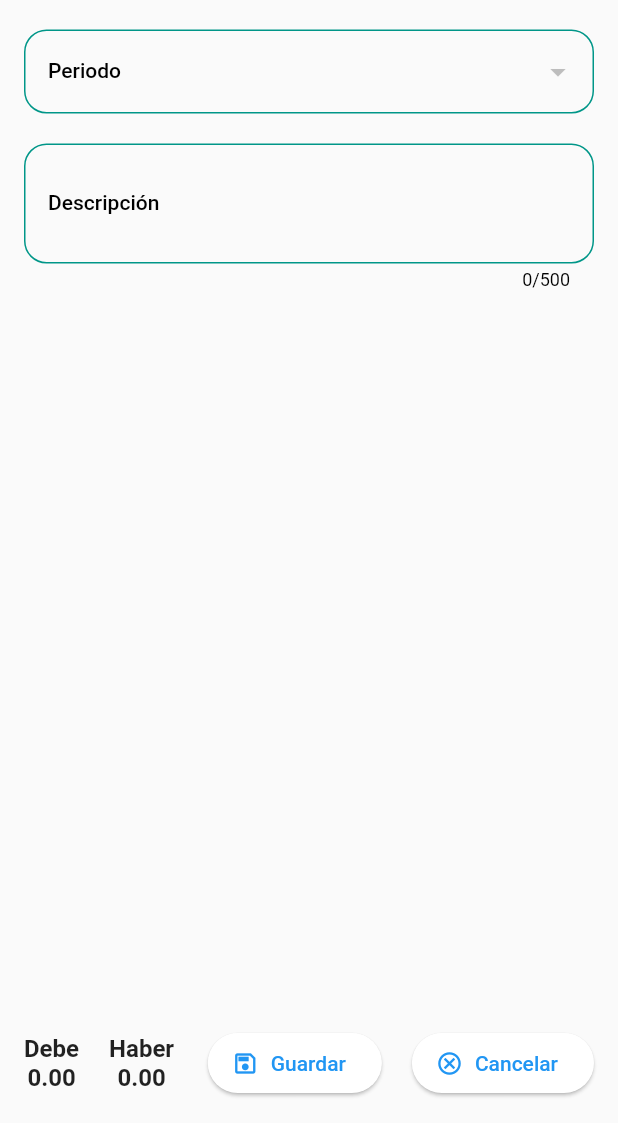
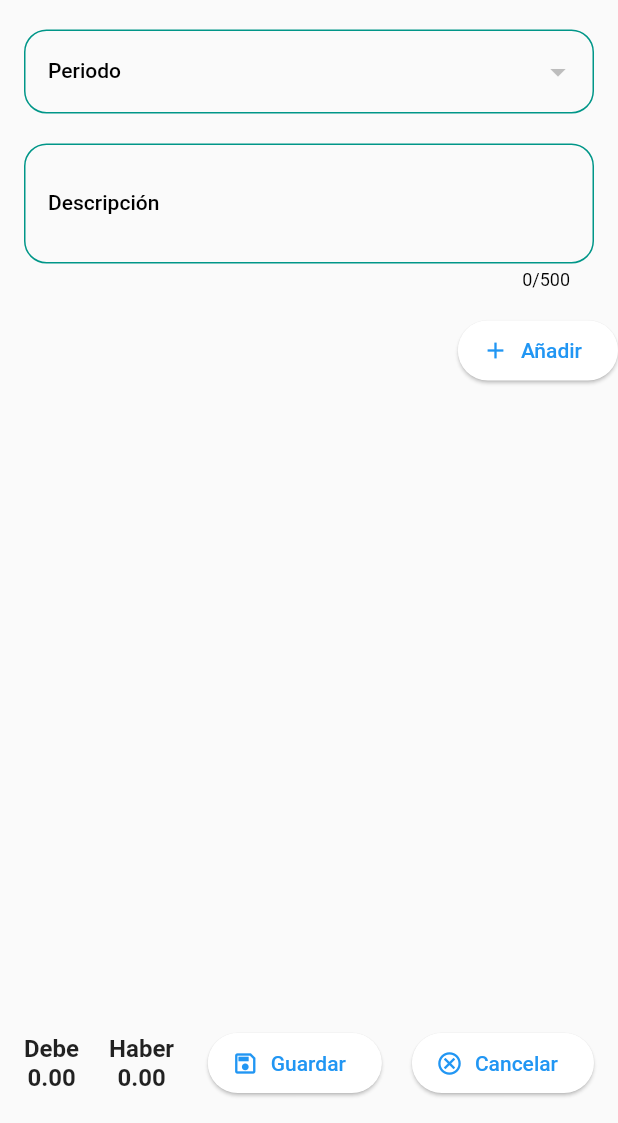
Before and after one commit to astudilloalex/flutter-sqlite-simple-accounting-windows, a Flutter app: the AddSeatPage screen opened directly, on a phone screen of 412 x 824 dp, the part 113-1236 px from its top. Run offline on Flutter 3.47's test engine with Material 2 defaults, Android fonts, the phone set to English and light mode, and no system bars; our stand-ins replace flutter_bloc, get_it, get_storage, go_router, sqflite_common, sqflite_common_ffi; missing offline and left inert: bcrypt; accounts and stored records are empty; generated files the repository leaves out were written again.

Commit message:
Start working with add seat detail dialog

```diff
--- a/lib/ui/pages/add_seat/add_seat_page.dart
+++ b/lib/ui/pages/add_seat/add_seat_page.dart
@@ -2,6 +2,7 @@ import 'package:flutter/material.dart';
 import 'package:flutter_bloc/flutter_bloc.dart';
 import 'package:flutter_gen/gen_l10n/app_localizations.dart';
 import 'package:simple_accounting_offline/ui/pages/add_seat/cubit/add_seat_cubit.dart';
+import 'package:simple_accounting_offline/ui/pages/add_seat/widgets/add_seat_detail_button.dart';
 import 'package:simple_accounting_offline/ui/pages/add_seat/widgets/add_seat_form.dart';
 import 'package:simple_accounting_offline/ui/pages/add_seat/widgets/seat_detail_table.dart';
 
@@ -17,6 +18,7 @@ class AddSeatPage extends StatelessWidget {
             padding: EdgeInsets.all(16.0),
             child: AddSeatForm(),
           ),
+          const AddSeatDetailButton(),
           Expanded(
             child: Padding(
               padding: const EdgeInsets.symmetric(horizontal: 16.0),
--- /dev/null
+++ b/lib/ui/pages/add_seat/widgets/add_seat_detail_button.dart
@@ -0,0 +1,29 @@
+import 'package:flutter/material.dart';
+import 'package:flutter_gen/gen_l10n/app_localizations.dart';
+import 'package:simple_accounting_offline/ui/pages/add_seat/widgets/add_seat_detail_dialog.dart';
+
+class AddSeatDetailButton extends StatelessWidget {
+  const AddSeatDetailButton({super.key});
+
+  @override
+  Widget build(BuildContext context) {
+    return ConstrainedBox(
+      constraints: const BoxConstraints(maxWidth: 1200),
+      child: Align(
+        alignment: Alignment.centerRight,
+        child: ElevatedButton.icon(
+          onPressed: () {
+            showDialog(
+              context: context,
+              builder: (_) {
+                return const AddSeatDetailDialog();
+              },
+            );
+          },
+          label: Text(AppLocalizations.of(context)!.add),
+          icon: const Icon(Icons.add_outlined),
+        ),
+      ),
+    );
+  }
+}
```
Also changed, not shown: lib/ui/pages/add_seat/widgets/add_seat_detail_dialog.dart (added, +43 -0 lines), lib/ui/widgets/account_search_delegate.dart (added).
